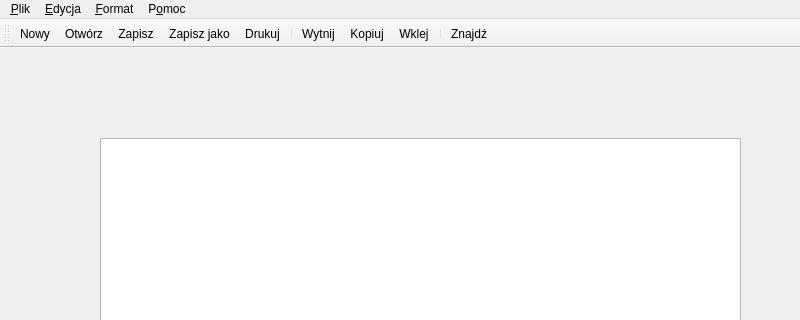
Lukmajcher/Notatnik, file Notatnik/Notatnik/notatnik.ui: the form before one commit; both pictures show x 0 to 800 and y 0 to 320 of the 800 by 600 pixel window.
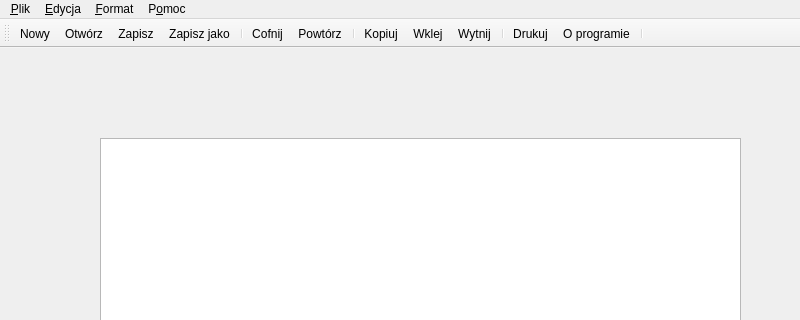
The form after the commit. Icons and pictures are not drawn.

What changed in the file:
```diff
--- a/Notatnik/Notatnik/notatnik.ui
+++ b/Notatnik/Notatnik/notatnik.ui
@@ -126,13 +126,17 @@
    <addaction name="actionOtworz"/>
    <addaction name="actionZapisz"/>
    <addaction name="actionZapiszJako"/>
-   <addaction name="actionDrukuj"/>
    <addaction name="separator"/>
-   <addaction name="actionWytnij"/>
+   <addaction name="actionCofnij"/>
+   <addaction name="actionPowtorz"/>
+   <addaction name="separator"/>
    <addaction name="actionKopiuj"/>
    <addaction name="actionWklej"/>
+   <addaction name="actionWytnij"/>
    <addaction name="separator"/>
-   <addaction name="actionZnajdz"/>
+   <addaction name="actionDrukuj"/>
+   <addaction name="actionO_programie_2"/>
+   <addaction name="separator"/>
   </widget>
   <action name="actionNowy">
    <property name="icon">
```
Left out of the diff: 17 changed lines with no effect on the pictures.
